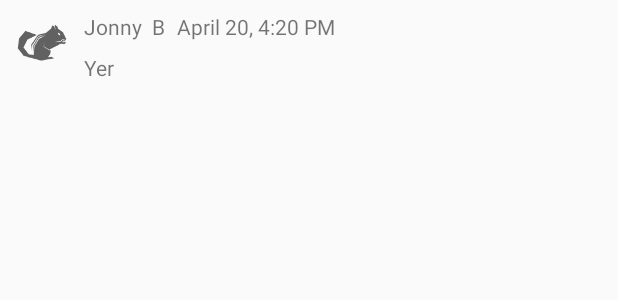
After one commit to adamabdelaziz-zz/Smack, an Android app: the layout message_list_view.xml on its own in the app's theme, with its tools: preview values and no code run, on a phone screen of 412 x 824 dp. The commit adds this screen. Shown: the top 300 px of the screen. Run offline under Robolectric (Android 15) with nearby library versions, the phone set to English and light mode, and no system bars.

Commit message:
Channel and Message work
Making messages appear when you switch channels

```diff
--- a/app/src/main/java/com/androidadam/smack/controller/CreateUserActivity.kt
+++ b/app/src/main/java/com/androidadam/smack/controller/CreateUserActivity.kt
@@ -62,11 +62,11 @@ class CreateUserActivity : AppCompatActivity() {
         val userName = createUserNameText.text.toString()
 
         if(userName.isNotEmpty() && email.isNotEmpty() && password.isNotEmpty()) {
-            AuthService.registerUser(this, email, password) { registerSuccess ->
+            AuthService.registerUser( email, password) { registerSuccess ->
                 if (registerSuccess) {
-                    AuthService.loginUser(this, email, password) { loginSuccess ->
+                    AuthService.loginUser(email, password) { loginSuccess ->
                         if (loginSuccess) {
-                            AuthService.createUser(this, userName, email, userAvatar, avatarColor) { createSuccess ->
+                            AuthService.createUser(userName, email, userAvatar, avatarColor) { createSuccess ->
                                 if (createSuccess) {
                                     val userDataChange = Intent(BROADCAST_USER_DATA_CHANGE)
                                     LocalBroadcastManager.getInstance(this).sendBroadcast(userDataChange)
--- a/app/src/main/java/com/androidadam/smack/controller/LoginActivity.kt
+++ b/app/src/main/java/com/androidadam/smack/controller/LoginActivity.kt
@@ -26,7 +26,7 @@ class LoginActivity : AppCompatActivity() {
         val password = loginPasswordText.text.toString()
         hideKeyboard()
         if (email.isNotEmpty() && password.isNotEmpty()) {
-            AuthService.loginUser(this, email, password) { loginSuccess ->
+            AuthService.loginUser(email, password) { loginSuccess ->
                 if (loginSuccess) {
                     AuthService.findUserByEmail(this) { findSuccess ->
                         if (findSuccess) {
--- /dev/null
+++ b/app/src/main/java/com/androidadam/smack/model/Message.kt
@@ -0,0 +1,3 @@
+package com.androidadam.smack.model
+
+class Message constructor(val message: String, val userName: String, val channelId: String, val userAvatar: String, val userAvatarColor : String, val id: String, val timeStamp: String)
--- a/app/src/main/java/com/androidadam/smack/services/AuthService.kt
+++ b/app/src/main/java/com/androidadam/smack/services/AuthService.kt
@@ -21,7 +21,7 @@ object AuthService {
   // var userEmail = ""
    // var authToken = ""
 
-    fun registerUser(context: Context, email: String, password: String, complete: (Boolean) -> Unit) {
+    fun registerUser(email: String, password: String, complete: (Boolean) -> Unit) {
 
         val jsonBody = JSONObject()
         jsonBody.put("email", email)
@@ -45,7 +45,7 @@ object AuthService {
         App.sharedPreferences.requestQueue.add(registerRequest)
     }
 
-    fun loginUser(context: Context, email: String, password: String, complete: (Boolean) -> Unit) {
+    fun loginUser(email: String, password: String, complete: (Boolean) -> Unit) {
 
         val jsonBody = JSONObject()
         jsonBody.put("email", email)
@@ -78,7 +78,7 @@ object AuthService {
         App.sharedPreferences.requestQueue.add(loginRequest)
     }
 
-    fun createUser(context: Context, name: String, email: String, avatarName: String, avatarColor: String, complete: (Boolean) -> Unit) {
+    fun createUser(name: String, email: String, avatarName: String, avatarColor: String, complete: (Boolean) -> Unit) {
 
         val jsonBody = JSONObject()
 
--- a/app/src/main/java/com/androidadam/smack/services/UserDataService.kt
+++ b/app/src/main/java/com/androidadam/smack/services/UserDataService.kt
@@ -21,6 +21,8 @@ object UserDataService {
         App.sharedPreferences.authToken = ""
         App.sharedPreferences.userEmail = ""
         App.sharedPreferences.isLoggedIn = false
+        MessageService.clearMessages()
+        MessageService.clearChannels()
 
     }
     fun returnAvatarColor(components: String): Int{
--- a/app/src/main/java/com/androidadam/smack/utilities/Constants.kt
+++ b/app/src/main/java/com/androidadam/smack/utilities/Constants.kt
@@ -6,8 +6,8 @@ const val URL_REGISTER = "${BASE_URL}account/register"
 const val URL_LOGIN = "${BASE_URL}account/login"
 const val URL_CREATE_USER = "${BASE_URL}user/add"
 const val URL_GET_USER   ="${BASE_URL}user/byEmail/"
-const val URL_GET_CHANNELS = "${BASE_URL}channel"
-
+const val URL_GET_CHANNELS = "${BASE_URL}channel/"
+const val URL_GET_MESSAGES = "${BASE_URL}message/byChannel/"
 
 
 //BROADCAST CONSTANTS
--- a/app/src/main/res/layout/content_main.xml
+++ b/app/src/main/res/layout/content_main.xml
@@ -15,6 +15,8 @@
         android:layout_marginTop="8dp"
         android:text="Please Log In"
         android:textAlignment="center"
+        android:textSize="18sp"
+        android:textStyle="bold"
         app:layout_constraintHorizontal_bias="0.58"
         app:layout_constraintLeft_toLeftOf="parent"
         app:layout_constraintRight_toRightOf="parent"
--- /dev/null
+++ b/app/src/main/res/layout/message_list_view.xml
@@ -0,0 +1,51 @@
+<?xml version="1.0" encoding="utf-8"?>
+<android.support.constraint.ConstraintLayout xmlns:android="http://schemas.android.com/apk/res/android"
+    xmlns:app="http://schemas.android.com/apk/res-auto"
+    xmlns:tools="http://schemas.android.com/tools"
+    android:layout_width="match_parent"
+    android:layout_height="wrap_content">
+
+    <ImageView
+        android:id="@+id/messageUserImage"
+        android:layout_width="40dp"
+        android:layout_height="40dp"
+        android:layout_marginStart="8dp"
+        android:layout_marginTop="8dp"
+        app:layout_constraintStart_toStartOf="parent"
+        app:layout_constraintTop_toTopOf="parent"
+        tools:srcCompat="@drawable/dark19" />
+
+    <TextView
+        android:id="@+id/messageUserNameLabel"
+        android:layout_width="wrap_content"
+        android:layout_height="wrap_content"
+        android:layout_marginStart="8dp"
+        android:layout_marginTop="8dp"
+        app:layout_constraintStart_toEndOf="@+id/messageUserImage"
+        app:layout_constraintTop_toTopOf="parent"
+        tools:text="Jonny  B" />
+
+    <TextView
+        android:id="@+id/timeStampLabel"
+        android:layout_width="wrap_content"
+        android:layout_height="wrap_content"
+        android:layout_marginStart="8dp"
+        android:layout_marginTop="8dp"
+        app:layout_constraintStart_toEndOf="@+id/messageUserNameLabel"
+        app:layout_constraintTop_toTopOf="parent"
+        tools:text="April 20, 4:20 PM" />
+
+    <TextView
+        android:id="@+id/messageBodyLabel"
+        android:layout_width="0dp"
+        android:layout_height="wrap_content"
+        android:layout_marginBottom="8dp"
+        android:layout_marginEnd="8dp"
+        android:layout_marginStart="8dp"
+        android:layout_marginTop="8dp"
+        app:layout_constraintBottom_toBottomOf="parent"
+        app:layout_constraintEnd_toEndOf="parent"
+        app:layout_constraintStart_toEndOf="@+id/messageUserImage"
+        app:layout_constraintTop_toBottomOf="@+id/timeStampLabel"
+        tools:text="Yer" />
+</android.support.constraint.ConstraintLayout>
```
Also changed, not shown: app/src/main/java/com/androidadam/smack/adapters/MessageAdapter.kt (added, +45 -0 lines), app/src/main/java/com/androidadam/smack/controller/MainActivity.kt (+74 -5 lines), app/src/main/java/com/androidadam/smack/services/MessageService.kt (+57 -6 lines).
